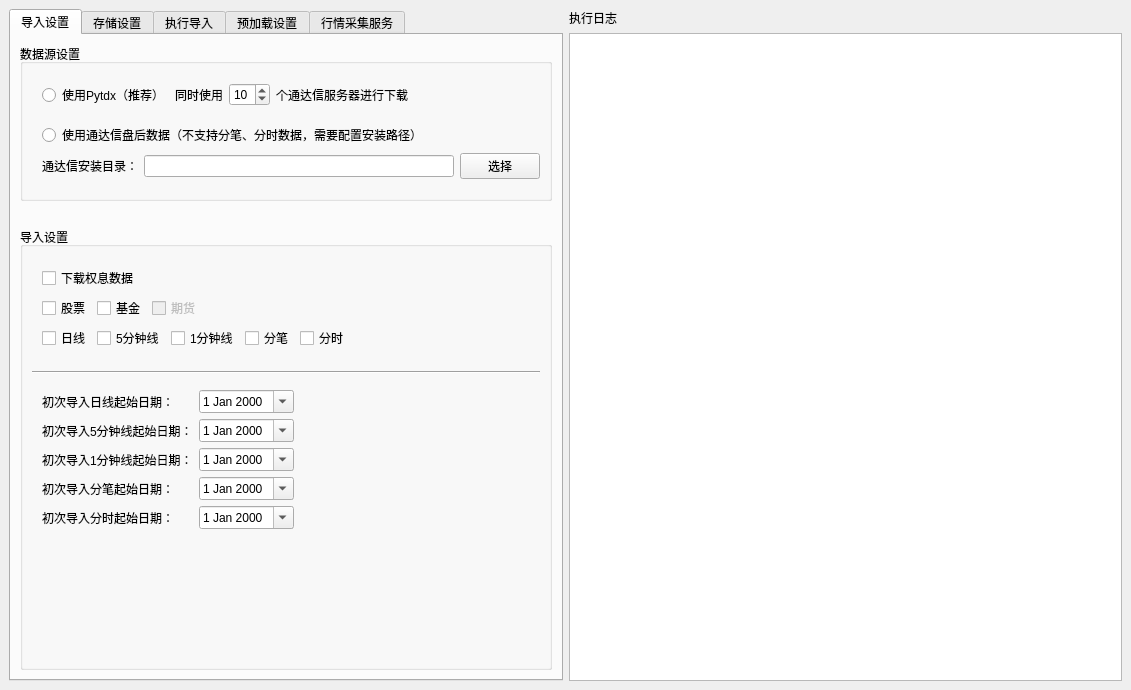
The window that hikyuu/gui/data/MainWindow.ui (fasiondog/hikyuu) describes before a commit, drawn with Qt 5.
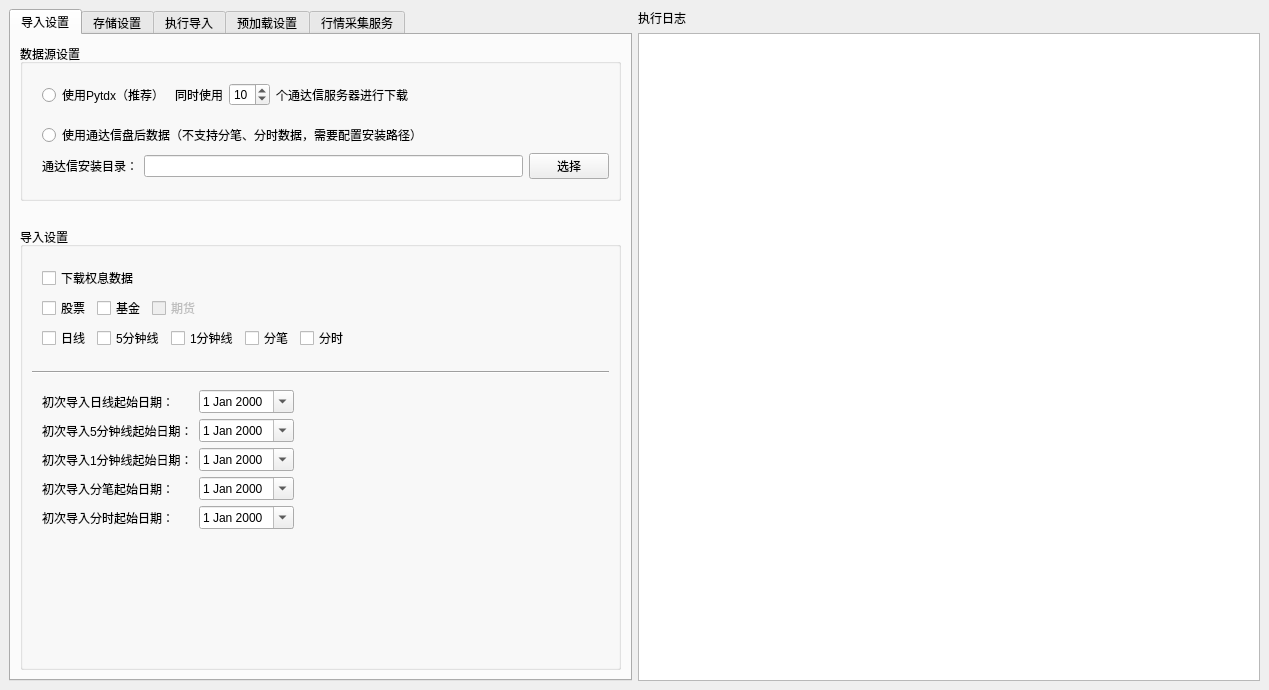
The same window after the commit.

The edit to the form file:
```diff
--- a/hikyuu/gui/data/MainWindow.ui
+++ b/hikyuu/gui/data/MainWindow.ui
@@ -6,7 +6,7 @@
    <rect>
     <x>0</x>
     <y>0</y>
-    <width>1131</width>
+    <width>1269</width>
     <height>690</height>
    </rect>
   </property>
```
Left out of the diff: 8 changed lines with no effect on the pictures.
